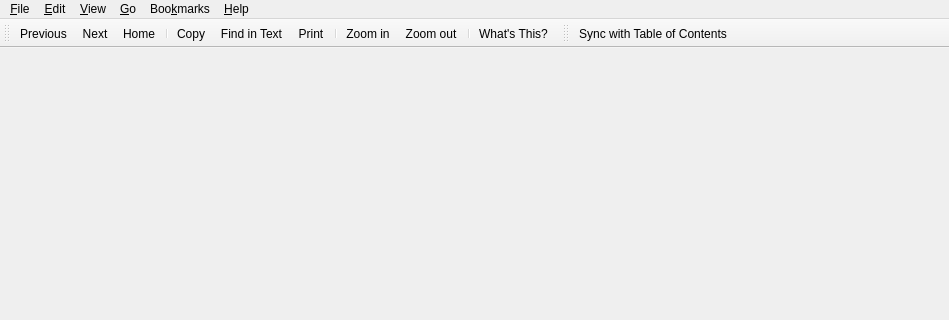
arnt/qt-history2, file tools/assistant/mainwindow.ui: the form before one commit; both pictures show x 0 to 949 and y 0 to 320 of the 949 by 670 pixel window.
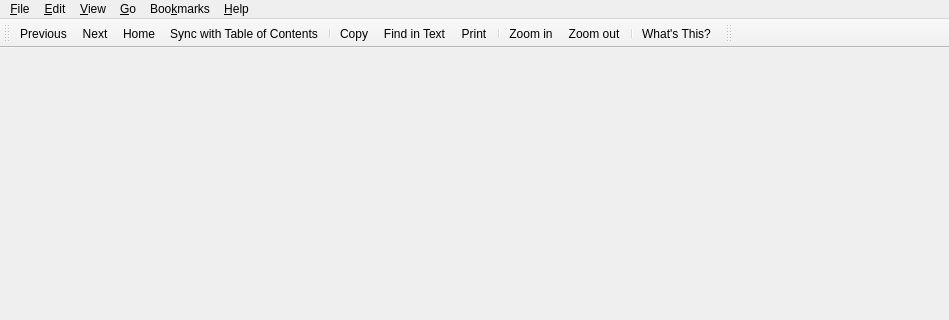
The form after the commit. Icons and pictures are not drawn.

Commit message:
p4i integration Integrate 230618 from 4.2 to main: Fixes:    Changed the position of the Sync action Rev By: Thomas Details:  Moved the action after home toolbar item.
[git-p4: depot-paths = "//depot/qt/main/": change = 230619]

```diff
--- a/tools/assistant/mainwindow.ui
+++ b/tools/assistant/mainwindow.ui
@@ -38,6 +38,7 @@
    <addaction name="actionGoPrevious" />
    <addaction name="actionGoNext" />
    <addaction name="actionGoHome" />
+   <addaction name="actionSyncToc" />
    <addaction name="separator" />
    <addaction name="actionEditCopy" />
    <addaction name="actionEditFind" />
@@ -58,7 +59,6 @@
    <attribute name="toolBarArea" >
     <number>4</number>
    </attribute>
-   <addaction name="actionSyncToc" />
   </widget>
   <widget class="QMenuBar" name="menubar" >
    <property name="geometry" >
```
